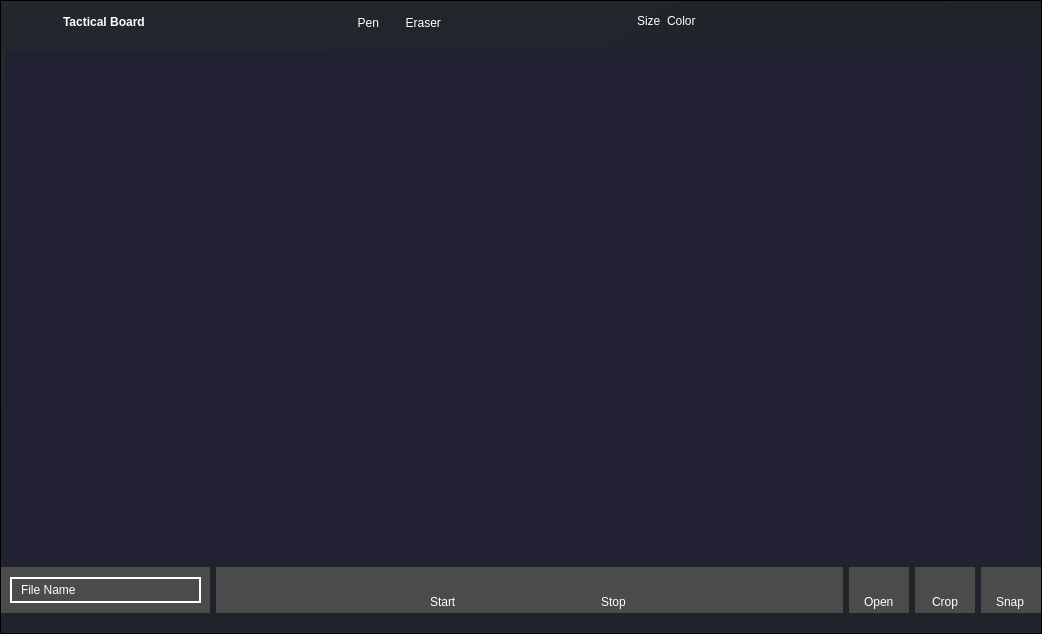
First picture: the form in ui/pages/board.ui, repository elian-olbz/mlbb-drafting-and-simulation-tools, before the edit.
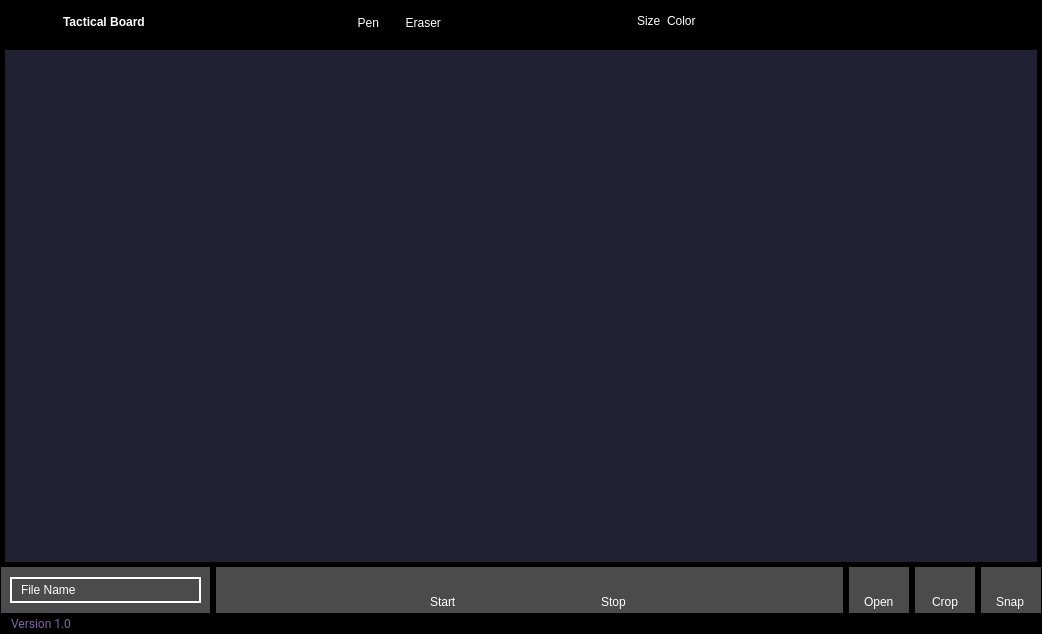
Second picture: the form after the edit. Icons and pictures are not drawn.

Patch:
```diff
--- a/ui/pages/board.ui
+++ b/ui/pages/board.ui
@@ -48,8 +48,7 @@
     <item>
      <widget class="QFrame" name="drop_shadow">
       <property name="styleSheet">
-       <string notr="true">background-color: qlineargradient(spread:pad, x1:0, y1:0, x2:1, y2:1, stop:0 rgba(35, 39, 46, 1), stop:0.521368 rgba(31, 35, 42, 1));
-
+       <string notr="true">background-color: qlineargradient(spread: pad, x1: 0, y1: 0, x2: 1, y2: 1, stop: 0 rgba(0, 0, 0, 1), stop: 0.521368 rgba(0, 0, 0, 1));
 </string>
       </property>
       <property name="frameShape">
@@ -1684,7 +1683,7 @@
                       </size>
                      </property>
                      <property name="styleSheet">
-                      <string notr="true">background-color:#1f232a;</string>
+                      <string notr="true">background-color: transparent;</string>
                      </property>
                      <property name="frameShape">
                       <enum>QFrame::NoFrame</enum>
@@ -1727,7 +1726,7 @@
                           <number>0</number>
                          </property>
                          <property name="leftMargin">
-                          <number>0</number>
+                          <number>10</number>
                          </property>
                          <property name="topMargin">
                           <number>0</number>
@@ -1749,7 +1748,7 @@
                             <string notr="true">color: rgb(128, 102, 168);</string>
                            </property>
                            <property name="text">
-                            <string/>
+                            <string>Version 1.0</string>
                            </property>
                           </widget>
                          </item>
```
